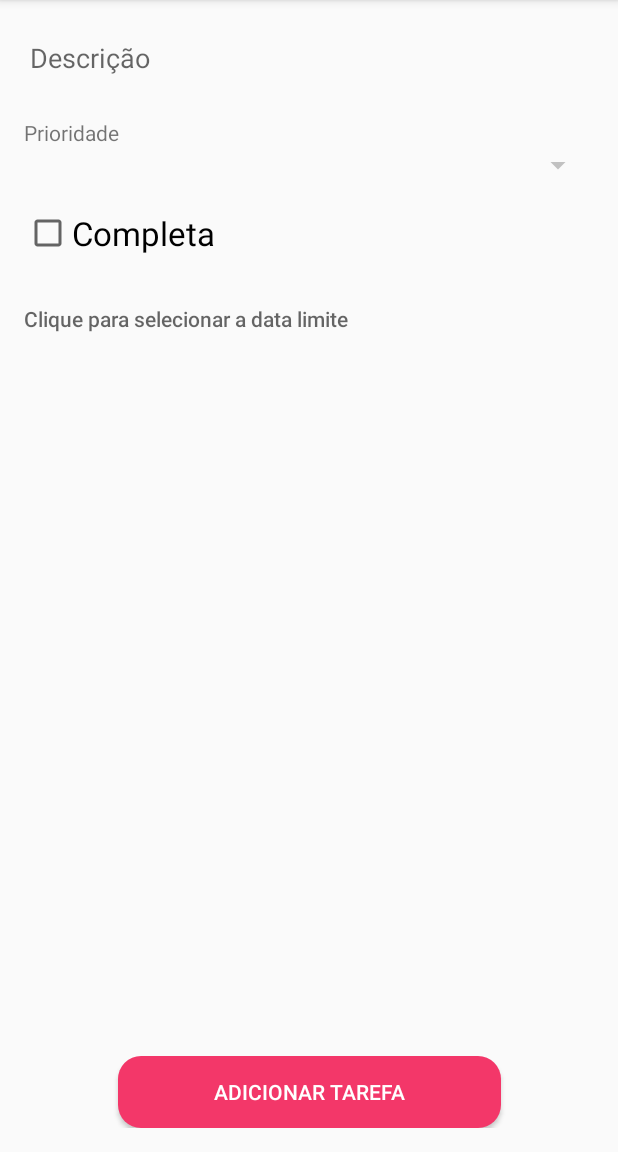
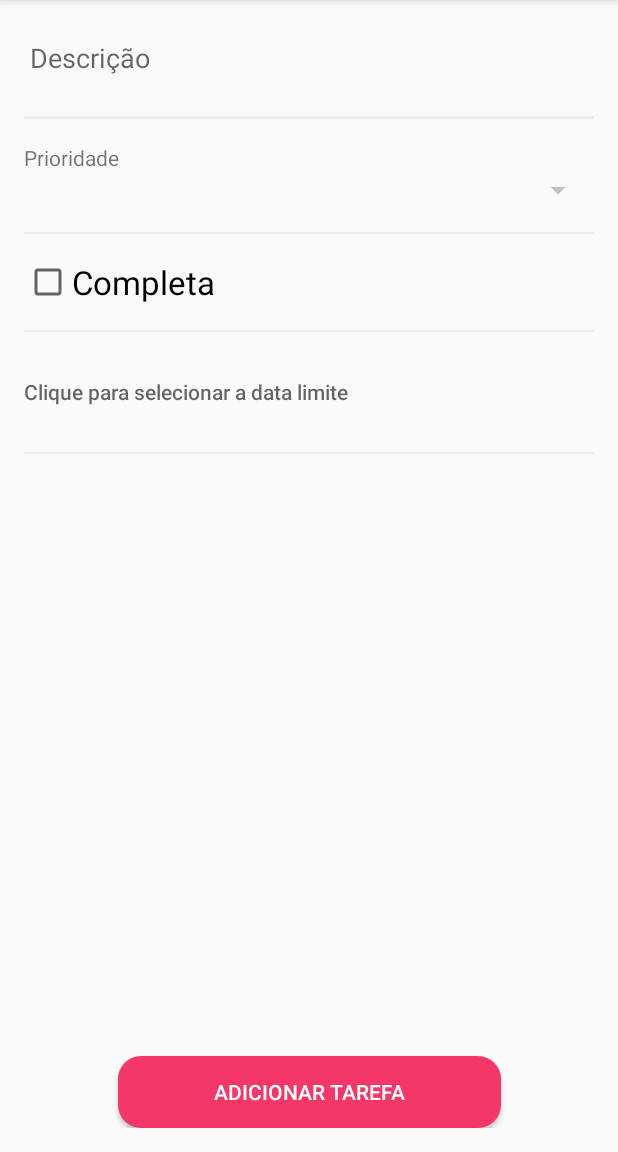
Before and after one commit to LucasBorges-91/TasksCursoKotlin, an Android app: the TaskFormActivity screen opened directly, with no data from a screen before it, on a phone screen of 412 x 824 dp, the part 84-1236 px from its top. Run offline under Robolectric (Android 15) with nearby library versions, the phone set to English and light mode, and no system bars; our stand-ins replace Room's generated code; network calls fail; pictures from the network do not load.

Commit message:
estilizando a task form activitie

```diff
--- a/app/src/main/res/layout/activity_task_form.xml
+++ b/app/src/main/res/layout/activity_task_form.xml
@@ -20,8 +20,11 @@
     <View
         android:id="@+id/view_description"
         android:layout_width="match_parent"
-        android:layout_height="1dp"
-        app:layout_constraintTop_toBottomOf="@+id/edit_description" />
+        android:layout_height="2dp"
+        android:background="#ececec"
+        android:layout_marginTop="16dp"
+        app:layout_constraintTop_toBottomOf="@+id/edit_description"
+        style="@style/DefaultViewDivider"/>
 
     <TextView
         android:id="@+id/text_priority"
@@ -48,7 +51,8 @@
         android:layout_height="1dp"
         app:layout_constraintLeft_toLeftOf="parent"
         app:layout_constraintRight_toRightOf="parent"
-        app:layout_constraintTop_toBottomOf="@+id/spinner_priority" />
+        app:layout_constraintTop_toBottomOf="@+id/spinner_priority"
+        style="@style/DefaultViewDivider"/>
 
     <CheckBox
         android:id="@+id/check_complete"
@@ -67,7 +71,8 @@
         android:layout_height="1dp"
         app:layout_constraintLeft_toLeftOf="parent"
         app:layout_constraintRight_toRightOf="parent"
-        app:layout_constraintTop_toBottomOf="@+id/check_complete" />
+        app:layout_constraintTop_toBottomOf="@+id/check_complete"
+        style="@style/DefaultViewDivider"/>
 
     <Button
         android:id="@+id/button_date"
@@ -87,7 +92,8 @@
         android:layout_height="1dp"
         app:layout_constraintLeft_toLeftOf="parent"
         app:layout_constraintRight_toRightOf="parent"
-        app:layout_constraintTop_toBottomOf="@id/button_date" />
+        app:layout_constraintTop_toBottomOf="@id/button_date"
+        style="@style/DefaultViewDivider"/>
 
     <Button
         android:id="@+id/button_save"
--- a/app/src/main/res/layout/app_bar_main.xml
+++ b/app/src/main/res/layout/app_bar_main.xml
@@ -28,6 +28,6 @@
         android:layout_height="wrap_content"
         android:layout_gravity="bottom|end"
         android:layout_margin="@dimen/fab_margin"
-        app:srcCompat="@android:drawable/ic_dialog_email" />
+        app:srcCompat="@drawable/ic_add" />
 
 </androidx.coordinatorlayout.widget.CoordinatorLayout>
--- a/app/src/main/res/values/styles.xml
+++ b/app/src/main/res/values/styles.xml
@@ -29,6 +29,12 @@
         <item name="android:backgroundTint">@color/white</item>
     </style>
 
+    <style name="DefaultViewDivider" >
+        <item name="android:background">#ececec</item>
+        <item name="android:layout_marginTop">16dp</item>
+        <item name="android:height">2dp</item>
+    </style>
+
     <style name="AppTheme.AppBarOverlay" parent="ThemeOverlay.AppCompat.Dark.ActionBar" />
 
     <style name="AppTheme.PopupOverlay" parent="ThemeOverlay.AppCompat.Light" />
```
